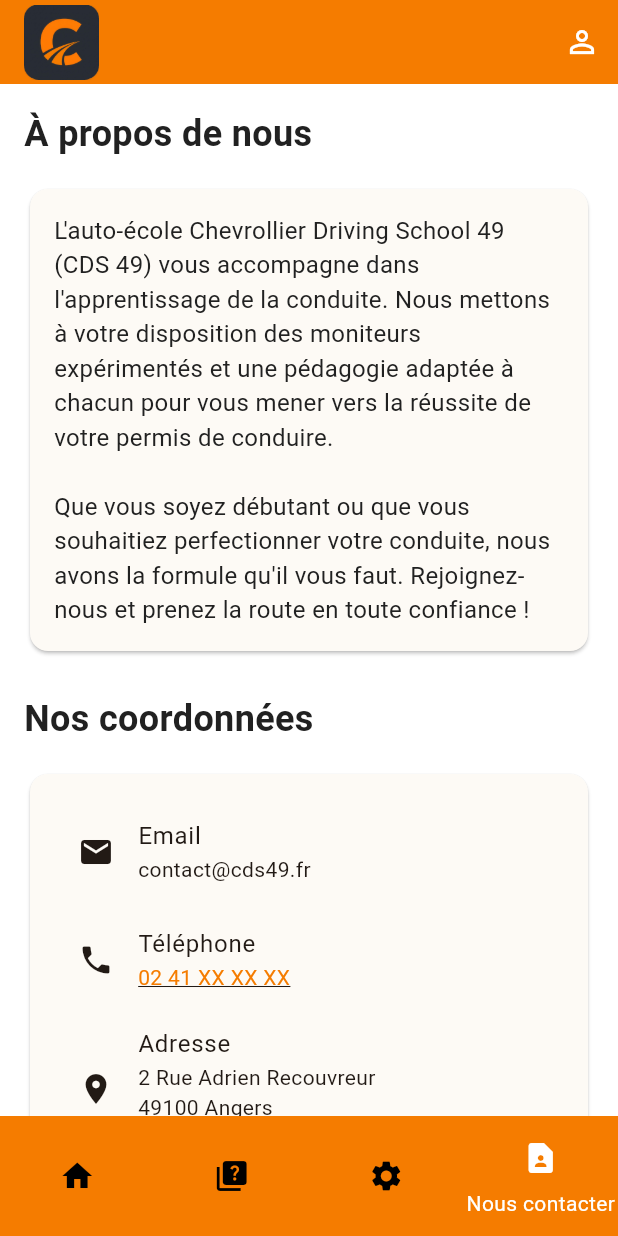
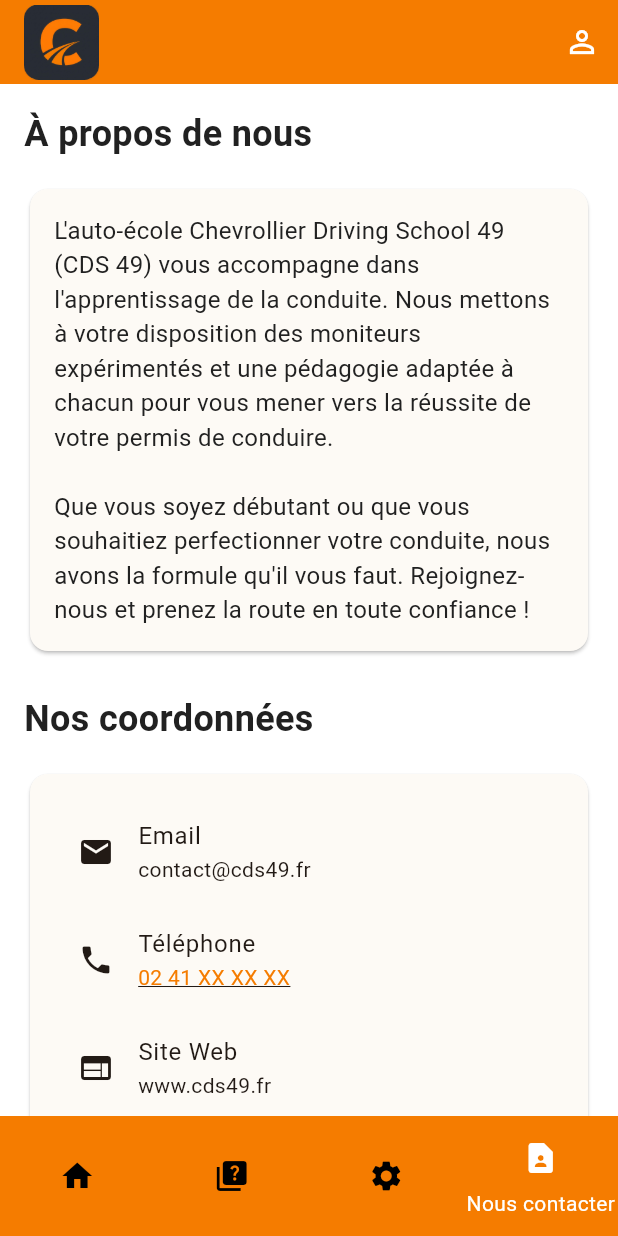
Before and after one commit to slouowzee/CDS49-mobile, a Flutter app: the screen it shows after launch, item 4 of the bottom bar chosen, on a phone screen of 412 x 824 dp. Run offline on Flutter 3.47's test engine with Material 3 defaults, Android fonts, the phone set to English and light mode, and no system bars; our stand-ins replace flutter_map, font_awesome_flutter, latlong2, shared_preferences; accounts and stored records are empty; Roboto replaces fonts that are missing (Segoe UI).

Commit message:
ajout des horaires et site web dans contact

```diff
--- a/lib/screens/screen_contact/contact.dart
+++ b/lib/screens/screen_contact/contact.dart
@@ -103,9 +103,19 @@
                       ),
                     ),
                     const ListTile(
+                      leading: Icon(Icons.web),
+                      title: Text('Site Web'),
+                      subtitle: Text('www.cds49.fr'),
+                    ),
+                    const ListTile(
                       leading: Icon(Icons.location_on),
                       title: Text('Adresse'),
                       subtitle: Text('2 Rue Adrien Recouvreur\n49100 Angers\nFrance'),
+                    ),
+                    const ListTile(
+                      leading: Icon(Icons.access_time),
+                      title: Text('Horaires d\'ouverture'),
+                      subtitle: Text('Lundi - Vendredi: 9h - 18h\nSamedi: 10h - 14h\nDimanche: Fermé'),
                     ),
                   ],
                 ),
```
